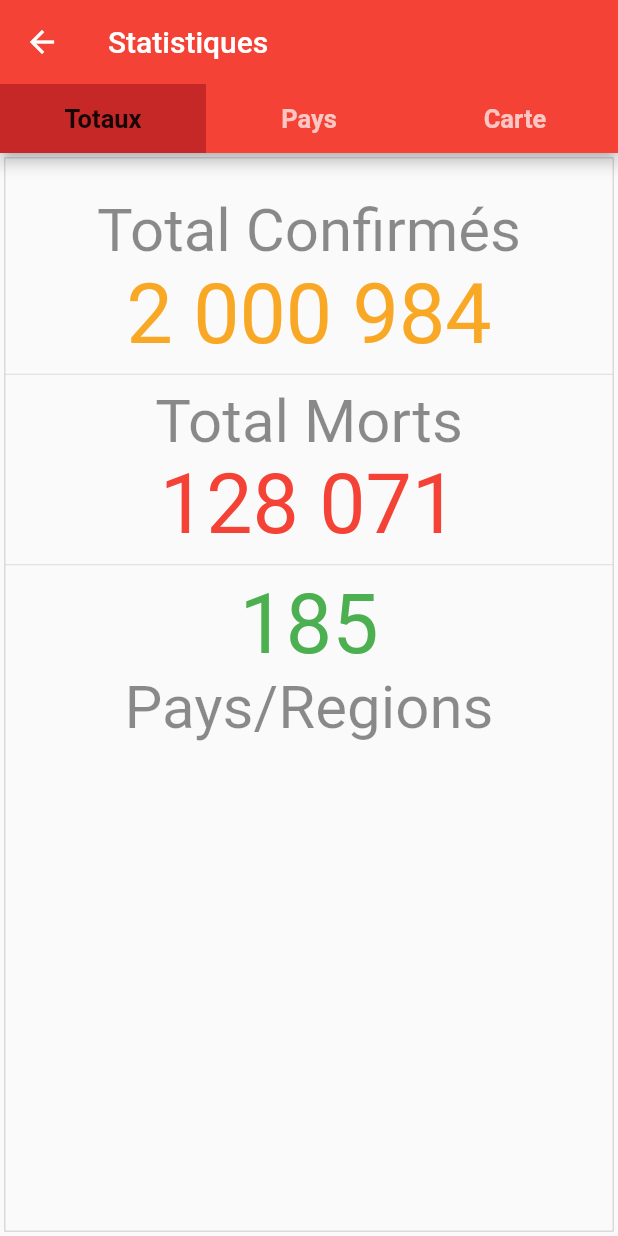
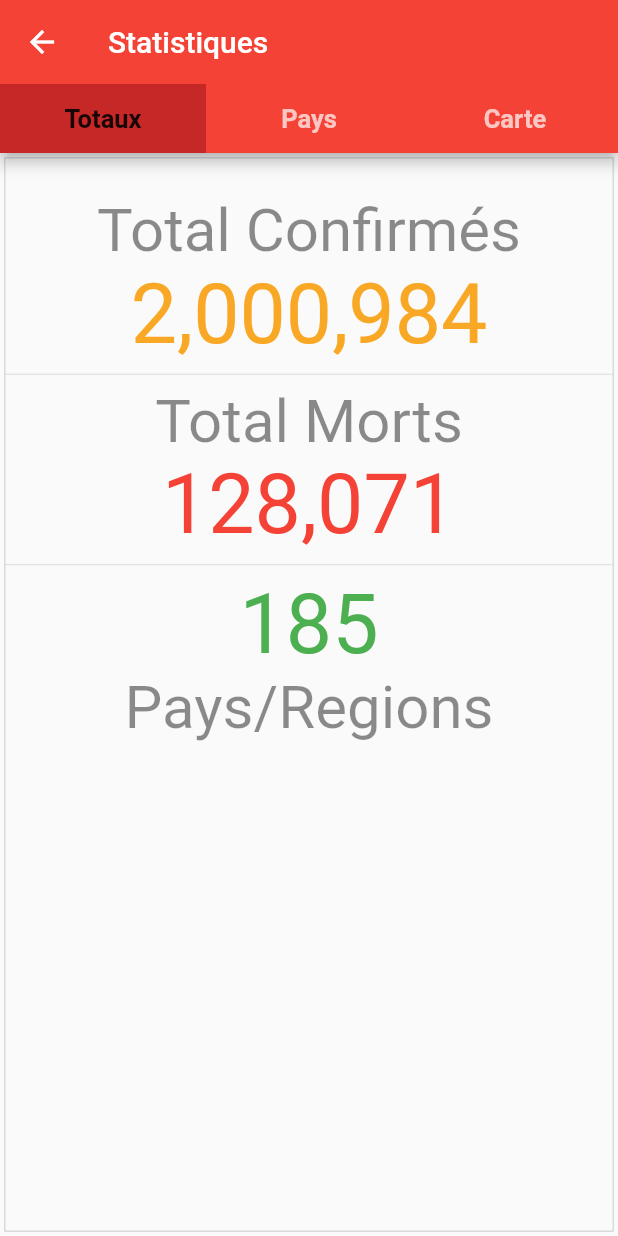
Before and after one commit to ang67/CovidApp, a Flutter app: the StatsPage screen opened by its route, on a phone screen of 412 x 824 dp. Run offline on Flutter 3.47's test engine with Material 2 defaults, Android fonts, the phone set to English and light mode, and no system bars; our stand-ins replace carousel_slider, webview_flutter.

Commit message:
création de la class Total

```diff
--- a/lib/ui/screens/aboutCorona.dart
+++ b/lib/ui/screens/aboutCorona.dart
@@ -1,4 +1,3 @@
-import 'package:easy_web_view/easy_web_view.dart';
 import 'package:flutter/material.dart';
 import 'package:webview_flutter/webview_flutter.dart';
 
--- a/lib/ui/screens/home.dart
+++ b/lib/ui/screens/home.dart
@@ -7,7 +7,6 @@ class HomePage extends StatefulWidget {
 }
 
 class _HomePageState extends State<HomePage> {
-  int _current = 0;
   List imgList = [
     'assets/carousel_1.jpg',
     'assets/carousel_2.jpg',
@@ -32,7 +31,6 @@ class _HomePageState extends State<HomePage> {
             autoPlayAnimationDuration: Duration(milliseconds: 2000),
             onPageChanged: (index) {
               setState(() {
-                _current = index;
               });
             },
             items: imgList.map((imgUrl) {
--- a/lib/ui/screens/statsPages/statsPage.dart
+++ b/lib/ui/screens/statsPages/statsPage.dart
@@ -1,6 +1,6 @@
 import 'package:covidapp/ui/screens/statsPages/countriesTab.dart';
 import 'package:covidapp/ui/screens/statsPages/mapPage.dart';
-import 'package:covidapp/ui/screens/statsPages/totalsTab.dart';
+import 'package:covidapp/ui/screens/statsPages/totalsPage.dart';
 import 'package:flutter/material.dart';
 
 class StatsPage extends StatefulWidget {
@@ -11,6 +11,10 @@ class StatsPage extends StatefulWidget {
 }
 
 class _StatsPageState extends State<StatsPage> {
+
+  var total= {
+
+  };
   static List<Widget> _kTabPages = [
     TotalsTabPage(),
     CountriesTabPage(),
--- a/lib/ui/screens/statsPages/totalsTab.dart
+++ b/lib/ui/screens/statsPages/totalsPage.dart
@@ -1,5 +1,5 @@
-import 'package:covidapp/models/statsModel.dart';
 import 'package:flutter/material.dart';
+import 'package:intl/intl.dart';
 
 class TotalsTabPage extends StatefulWidget {
   @override
@@ -7,6 +7,9 @@ class TotalsTabPage extends StatefulWidget {
 }
 
 class _TotalsTabPageState extends State<TotalsTabPage> {
+  Total total = Total(2000984, 128071, 185);
+  final formatter = new NumberFormat("#,###");
+
   @override
   Widget build(BuildContext context) {
     return Container(
@@ -24,7 +27,7 @@ class _TotalsTabPageState extends State<TotalsTabPage> {
                       color: Colors.black45,
                       fontSize: 40.0,
                     )),
-                Text('2 000 984',
+                Text("${formatter.format(total.getConfirmed())}",
                     style: TextStyle(
                       color: Colors.yellow[800],
                       fontSize: 55.0,
@@ -35,13 +38,13 @@ class _TotalsTabPageState extends State<TotalsTabPage> {
                       color: Colors.black45,
                       fontSize: 40.0,
                     )),
-                Text('128 071',
+                Text('${formatter.format(total.getDeath())}',
                     style: TextStyle(
                       color: Colors.red,
                       fontSize: 55.0,
                     )),
                 Divider(),
-                Text('185',
+                Text("${formatter.format(total.getCountry())}",
                     style: TextStyle(
                       color: Colors.green,
                       fontSize: 55.0,
@@ -57,3 +60,23 @@ class _TotalsTabPageState extends State<TotalsTabPage> {
     );
   }
 }
+
+class Total {
+  int confirmed;
+  int death;
+  int contry;
+
+  Total(this.confirmed, this.death, this.contry);
+
+  int getConfirmed() {
+    return this.confirmed;
+  }
+
+  int getDeath() {
+    return this.death;
+  }
+
+  int getCountry() {
+    return this.contry;
+  }
+}
--- a/pubspec.yaml
+++ b/pubspec.yaml
@@ -24,6 +24,7 @@ dependencies:
   charts_flutter: ^0.9.0
   easy_web_view: ^1.2.0
   webview_flutter: ^0.3.19+9
+  intl: ^0.16.1
 
   # The following adds the Cupertino Icons font to your application.
   # Use with the CupertinoIcons class for iOS style icons.
```
Also changed, not shown: pubspec.lock.
